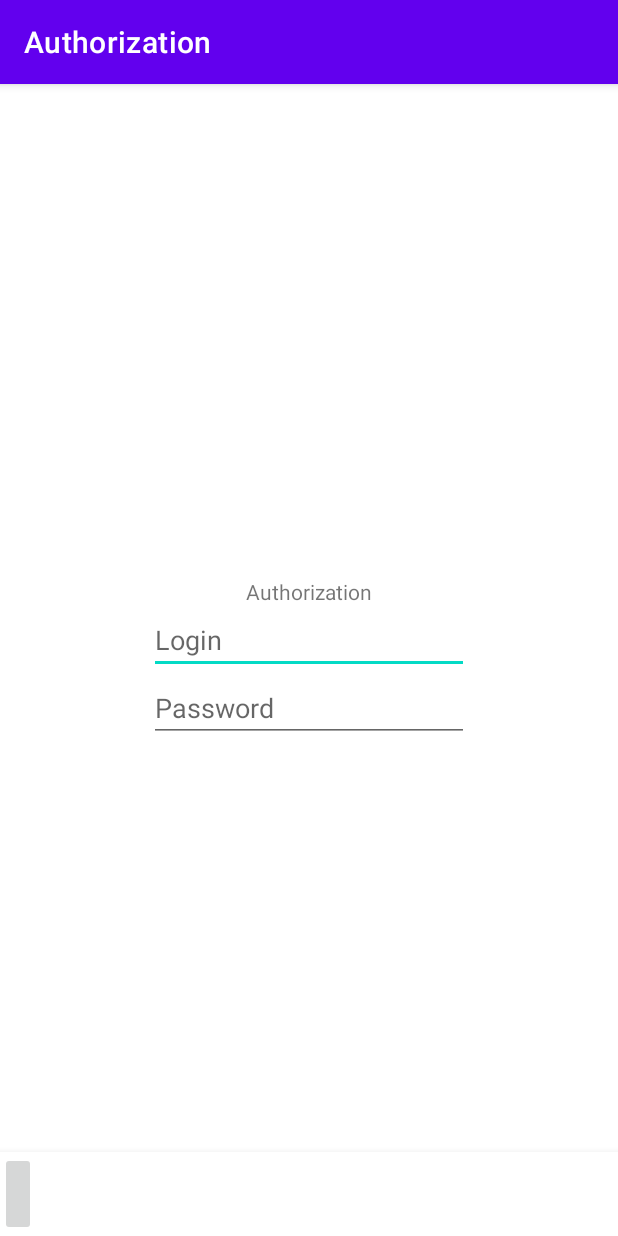
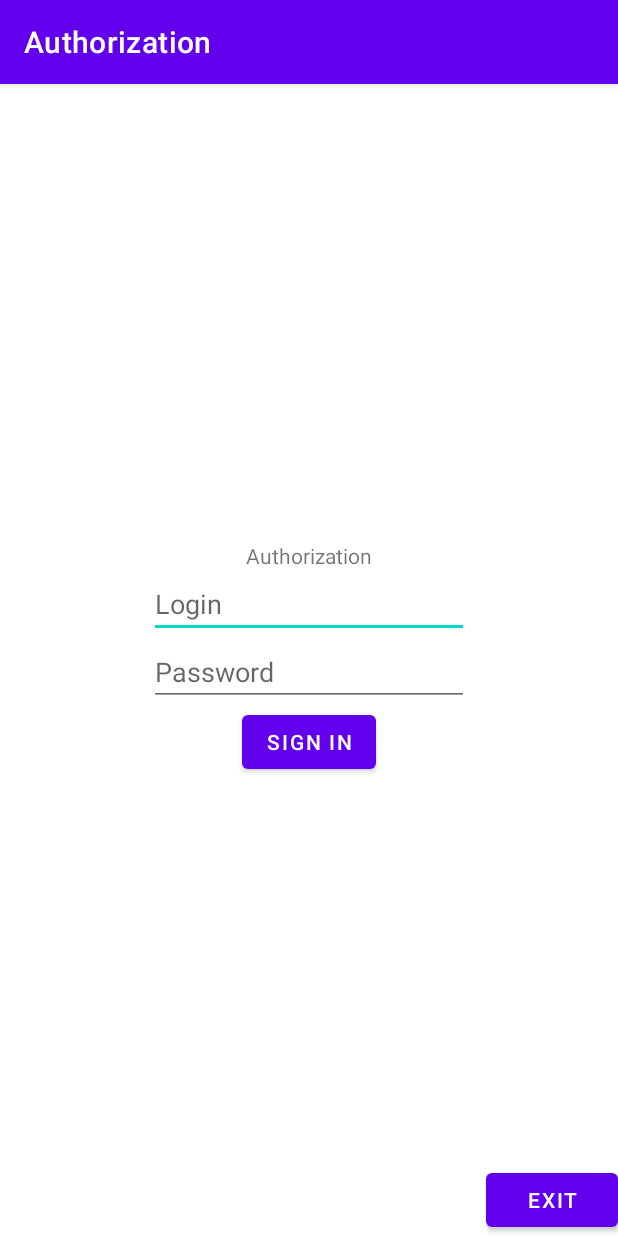
Before and after one commit to Gra-Dus/Authorization, an Android app: the screen it shows after launch (MainActivity), on a phone screen of 412 x 824 dp. Run offline under Robolectric (Android 15) with nearby library versions, the phone set to English and light mode, and no system bars.

Commit message:
Первый таск завершен

```diff
--- a/app/src/main/java/com/gra_dus/authorization/MainActivity.kt
+++ b/app/src/main/java/com/gra_dus/authorization/MainActivity.kt
@@ -2,14 +2,15 @@ package com.gra_dus.authorization
 
 import androidx.appcompat.app.AppCompatActivity
 import android.os.Bundle
-import androidx.navigation.Navigation.findNavController
-import androidx.navigation.findNavController
+
+import androidx.navigation.fragment.NavHostFragment
+
 
 class MainActivity : AppCompatActivity() {
     override fun onCreate(savedInstanceState: Bundle?) {
         super.onCreate(savedInstanceState)
         setContentView(R.layout.activity_main)
+      //  val navHostFragment =supportFragmentManager.findFragmentById(R.id.nav_host_fragment) as NavHostFragment
+      //  val navController = navHostFragment.navController
     }
-    override fun onSupportNavigateUp()
-            = findNavController(R.id.fragmentContainerView).navigateUp()
 }
--- a/app/src/main/java/com/gra_dus/authorization/data/Authorization.kt
+++ b/app/src/main/java/com/gra_dus/authorization/data/Authorization.kt
@@ -1,4 +1,5 @@
 package com.gra_dus.authorization.data
 
 interface Authorization {
+    suspend fun checkAuth(login: String, password: String):Boolean
 }
--- a/app/src/main/java/com/gra_dus/authorization/model/WelcomeViewModel.kt
+++ b/app/src/main/java/com/gra_dus/authorization/model/WelcomeViewModel.kt
@@ -3,6 +3,6 @@ package com.gra_dus.authorization.model
 import androidx.lifecycle.ViewModel
 
 class WelcomeViewModel : ViewModel() {
-    val text:String = ""
+    val text:String = "Welcome samurai"
     // TODO: Implement the ViewModel
 }
--- a/app/src/main/java/com/gra_dus/authorization/presentation/LoginFragment.kt
+++ b/app/src/main/java/com/gra_dus/authorization/presentation/LoginFragment.kt
@@ -1,13 +1,18 @@
 package com.gra_dus.authorization.presentation
 
-import androidx.lifecycle.ViewModelProvider
+import android.app.Application
 import android.os.Bundle
-import androidx.fragment.app.Fragment
 import android.view.LayoutInflater
 import android.view.View
 import android.view.ViewGroup
+import androidx.core.app.ActivityCompat.finishAffinity
+import androidx.fragment.app.Fragment
+import androidx.lifecycle.ViewModelProvider
+import androidx.navigation.findNavController
 import com.gra_dus.authorization.R
 import com.gra_dus.authorization.model.LoginViewModel
+import kotlinx.android.synthetic.main.login_fragment.*
+import kotlin.system.exitProcess
 
 class LoginFragment : Fragment() {
 
@@ -23,6 +28,17 @@ class LoginFragment : Fragment() {
         return inflater.inflate(R.layout.login_fragment, container, false)
     }
 
+    override fun onViewCreated(view: View, savedInstanceState: Bundle?) {
+        super.onViewCreated(view, savedInstanceState)
+        btn_login?.setOnClickListener{
+            val action = LoginFragmentDirections.actionLoginFragmentToWelcomeFragment()
+            view.findNavController().navigate(action)
+        }
+        btn_exit.setOnClickListener{
+            exitProcess(-1)
+        }
+    }
+
     override fun onActivityCreated(savedInstanceState: Bundle?) {
         super.onActivityCreated(savedInstanceState)
         viewModel = ViewModelProvider(this).get(LoginViewModel::class.java)
--- a/app/src/main/res/layout/activity_main.xml
+++ b/app/src/main/res/layout/activity_main.xml
@@ -5,24 +5,12 @@
     android:layout_width="match_parent"
     android:layout_height="match_parent"
     android:orientation="vertical">
-
     <androidx.fragment.app.FragmentContainerView
-        android:id="@+id/fragmentContainerView"
+        android:id="@+id/nav_host_fragment"
         android:name="androidx.navigation.fragment.NavHostFragment"
         android:layout_width="match_parent"
         android:layout_height="match_parent"
         app:defaultNavHost="true"
-        app:navGraph="@navigation/nav_graph" />
-
-    <com.google.android.material.bottomnavigation.BottomNavigationView
-        android:layout_width="match_parent"
-        android:layout_height="wrap_content"
-        android:layout_gravity="bottom">
-        <ImageButton
-            android:id="@id/welcomeFragment"
-            android:layout_width="wrap_content"
-            android:layout_height="match_parent"
-            android:icon="@drawable/ic_baseline_group_24"
-            android:title="@string/welcomefrag" />
-    </com.google.android.material.bottomnavigation.BottomNavigationView>
+        app:navGraph="@navigation/nav_graph">
+    </androidx.fragment.app.FragmentContainerView>
 </FrameLayout>
--- a/app/src/main/res/layout/login_fragment.xml
+++ b/app/src/main/res/layout/login_fragment.xml
@@ -32,5 +32,17 @@
             android:ems="10"
             android:hint="@string/password"
             android:inputType="textPersonName" />
+        <Button
+            android:id="@+id/btn_login"
+            android:layout_width="wrap_content"
+            android:layout_height="wrap_content"
+            android:text="@string/sign_in"
+            />
     </LinearLayout>
+    <Button
+        android:layout_width="wrap_content"
+        android:layout_height="wrap_content"
+        android:id="@+id/btn_exit"
+        android:text="@string/exit"
+        android:layout_gravity="bottom|right"/>
 </FrameLayout>
--- a/app/src/main/res/values/strings.xml
+++ b/app/src/main/res/values/strings.xml
@@ -16,4 +16,7 @@
     <string name="menu_slideshow">Slideshow</string>
     <string name="loginfrag">login_fragment</string>
     <string name="welcomefrag">welcome_fragment</string>
+    <string name="sign_in">Sign In</string>
+    <string name="sign_out">Sign Out</string>
+    <string name="exit">Exit</string>
 </resources>
```
Also changed, not shown: app/build.gradle (+2 -5 lines), app/src/main/java/com/gra_dus/authorization/presentation/WelcomeFragment.kt (+12 -1 lines), app/src/main/res/layout/welcome_fragment.xml (+8 -1 lines).
